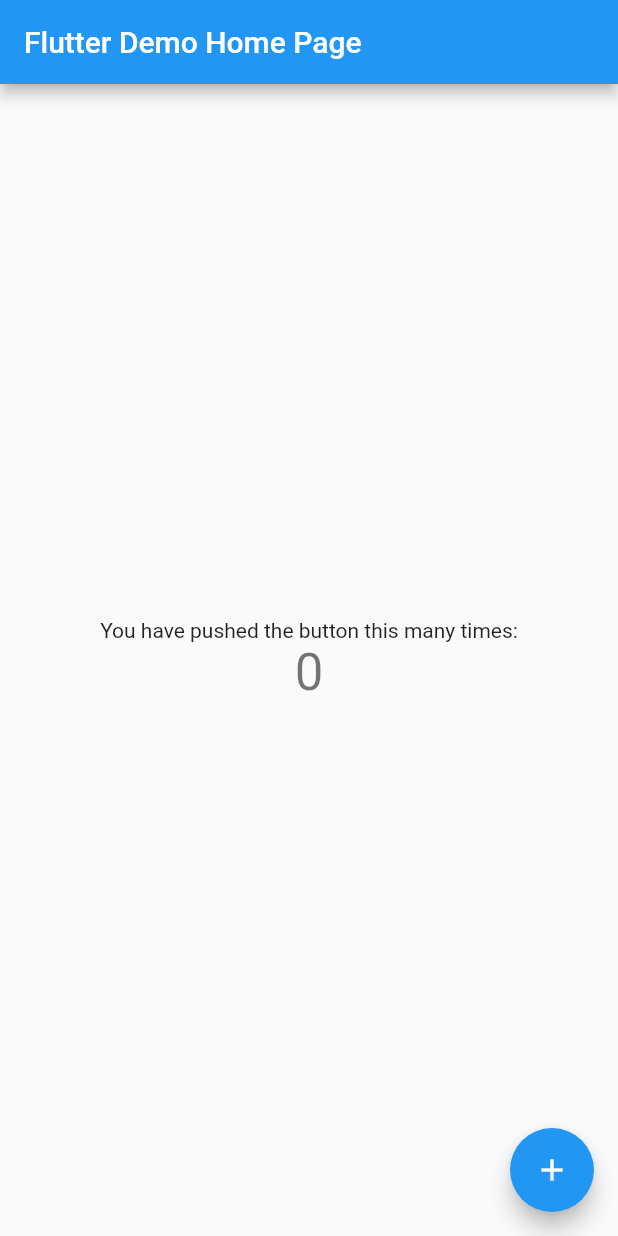
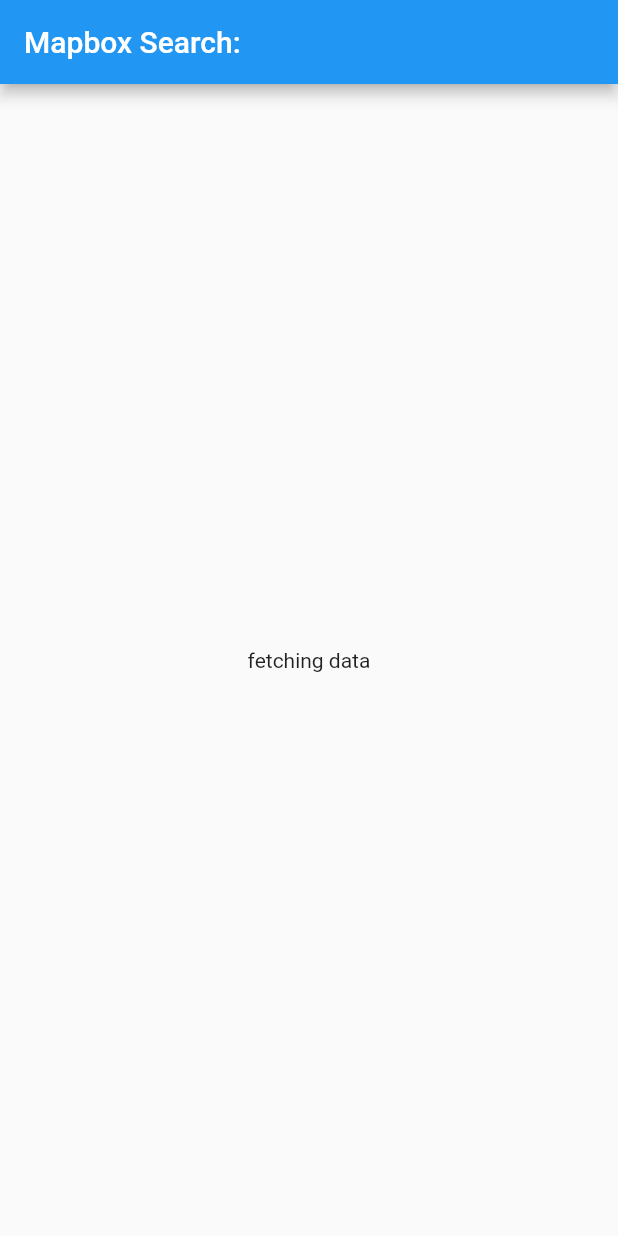
Before and after one commit to droidbash/proyecto_final_android20221, a Flutter app: the screen it shows after launch, on a phone screen of 412 x 824 dp. Run offline on Flutter 3.47's test engine with Material 2 defaults, Android fonts, the light colour scheme and no system bars; network calls fail.

Commit message:
Se implemento el servicio de conexión con el endpoint geocoding de la API de Mapbox para desplegar una lista de coincidencias respecto de palabras clave establecidas manualmente

```diff
--- a/lib/main.dart
+++ b/lib/main.dart
@@ -1,115 +1,92 @@
 import 'package:flutter/material.dart';
+import 'package:provider/provider.dart';
+import 'package:proyecto_final_android20221/services/api_rest.dart';
 
 void main() {
-  runApp(const MyApp());
+  runApp(const Services());
 }
 
-class MyApp extends StatelessWidget {
-  const MyApp({Key? key}) : super(key: key);
-
-  // This widget is the root of your application.
+class Services extends StatelessWidget {
+  const Services({
+    Key? key,
+  }) : super(key: key);
   @override
   Widget build(BuildContext context) {
-    return MaterialApp(
-      title: 'Flutter Demo',
-      theme: ThemeData(
-        // This is the theme of your application.
-        //
-        // Try running your application with "flutter run". You'll see the
-        // application has a blue toolbar. Then, without quitting the app, try
-        // changing the primarySwatch below to Colors.green and then invoke
-        // "hot reload" (press "r" in the console where you ran "flutter run",
-        // or simply save your changes to "hot reload" in a Flutter IDE).
-        // Notice that the counter didn't reset back to zero; the application
-        // is not restarted.
-        primarySwatch: Colors.blue,
-      ),
-      home: const MyHomePage(title: 'Flutter Demo Home Page'),
+    return MultiProvider(
+      providers: [
+        ChangeNotifierProvider(
+          create: (_) => ApiRest(),
+        ),
+      ],
+      child: myApp(),
     );
   }
 }
 
-class MyHomePage extends StatefulWidget {
-  const MyHomePage({Key? key, required this.title}) : super(key: key);
+Widget myApp() => MaterialApp(
+      title: 'API-REST',
+      theme: ThemeData(primarySwatch: Colors.blue),
+      home: const Home(),
+    );
 
-  // This widget is the home page of your application. It is stateful, meaning
-  // that it has a State object (defined below) that contains fields that affect
-  // how it looks.
-
-  // This class is the configuration for the state. It holds the values (in this
-  // case the title) provided by the parent (in this case the App widget) and
-  // used by the build method of the State. Fields in a Widget subclass are
-  // always marked "final".
-
-  final String title;
-
-  @override
-  State<MyHomePage> createState() => _MyHomePageState();
-}
-
-class _MyHomePageState extends State<MyHomePage> {
-  int _counter = 0;
-
-  void _incrementCounter() {
-    setState(() {
-      // This call to setState tells the Flutter framework that something has
-      // changed in this State, which causes it to rerun the build method below
-      // so that the display can reflect the updated values. If we changed
-      // _counter without calling setState(), then the build method would not be
-      // called again, and so nothing would appear to happen.
-      _counter++;
-    });
-  }
+class Home extends StatelessWidget {
+  const Home({Key? key}) : super(key: key);
 
   @override
   Widget build(BuildContext context) {
-    // This method is rerun every time setState is called, for instance as done
-    // by the _incrementCounter method above.
-    //
-    // The Flutter framework has been optimized to make rerunning build methods
-    // fast, so that you can just rebuild anything that needs updating rather
-    // than having to individually change instances of widgets.
+    final ApiRest apiRest = Provider.of<ApiRest>(context);
     return Scaffold(
       appBar: AppBar(
-        // Here we take the value from the MyHomePage object that was created by
-        // the App.build method, and use it to set our appbar title.
-        title: Text(widget.title),
+        title: const Text('Mapbox Search:'),
       ),
-      body: Center(
-        // Center is a layout widget. It takes a single child and positions it
-        // in the middle of the parent.
-        child: Column(
-          // Column is also a layout widget. It takes a list of children and
-          // arranges them vertically. By default, it sizes itself to fit its
-          // children horizontally, and tries to be as tall as its parent.
-          //
-          // Invoke "debug painting" (press "p" in the console, choose the
-          // "Toggle Debug Paint" action from the Flutter Inspector in Android
-          // Studio, or the "Toggle Debug Paint" command in Visual Studio Code)
-          // to see the wireframe for each widget.
-          //
-          // Column has various properties to control how it sizes itself and
-          // how it positions its children. Here we use mainAxisAlignment to
-          // center the children vertically; the main axis here is the vertical
-          // axis because Columns are vertical (the cross axis would be
-          // horizontal).
-          mainAxisAlignment: MainAxisAlignment.center,
-          children: <Widget>[
-            const Text(
-              'You have pushed the button this many times:',
+      body: apiRest.isLoading
+          ? Center(
+              child: Text(apiRest.msg ?? "Loading..."),
+            )
+          : Column(
+              children: [
+                Container(
+                  padding: const EdgeInsets.fromLTRB(15, 10, 15, 10),
+                  child: Row(
+                    mainAxisAlignment: MainAxisAlignment.center,
+                    children: [
+                      Expanded(
+                        child: TextFormField(
+                          decoration: const InputDecoration(
+                            hintText: 'My City',
+                          ),
+                          validator: (String? value) {
+                            if (value == null || value.isEmpty) {
+                              return 'Please enter some text';
+                            }
+                            return null;
+                          },
+                          initialValue: apiRest.keyWords
+                              .substring(0, apiRest.keyWords.indexOf('.')),
+                        ),
+                      ),
+                      IconButton(
+                          onPressed: () {},
+                          icon: const Icon(Icons.search_outlined))
+                    ],
+                  ),
+                ),
+                Expanded(
+                  child: ListView.builder(
+                    itemCount: apiRest.data.length,
+                    itemBuilder: (BuildContext context, int index) {
+                      return ListTile(
+                        leading: const Icon(
+                          Icons.place_outlined,
+                        ),
+                        title: Text(apiRest.data[index].placeName ?? ""),
+                        subtitle: Text(apiRest.data[index].id ?? ""),
+                      );
+                    },
+                  ),
+                ),
+              ],
             ),
-            Text(
-              '$_counter',
-              style: Theme.of(context).textTheme.headline4,
-            ),
-          ],
-        ),
-      ),
-      floatingActionButton: FloatingActionButton(
-        onPressed: _incrementCounter,
-        tooltip: 'Increment',
-        child: const Icon(Icons.add),
-      ), // This trailing comma makes auto-formatting nicer for build methods.
     );
   }
 }
--- /dev/null
+++ b/lib/model/data.dart
@@ -0,0 +1,148 @@
+// To parse this JSON data, do
+//
+//     final data = dataFromMap(jsonString);
+
+import 'dart:convert';
+
+class Data {
+  Data({
+    this.id,
+    this.type,
+    this.placeType,
+    this.relevance,
+    this.properties,
+    this.text,
+    this.placeName,
+    this.bbox,
+    this.center,
+    this.geometry,
+    this.context,
+  });
+
+  String? id;
+  String? type;
+  List<String>? placeType;
+  dynamic relevance;
+  Properties? properties;
+  String? text;
+  String? placeName;
+  List<double>? bbox;
+  List<double>? center;
+  Geometry? geometry;
+  List<Context>? context;
+
+  factory Data.fromJson(String str) => Data.fromMap(json.decode(str));
+
+  String toJson() => json.encode(toMap());
+
+  factory Data.fromMap(Map<String, dynamic> json) => Data(
+        id: json["id"],
+        type: json["type"],
+        placeType: List<String>.from(json["place_type"].map((x) => x)),
+        relevance: json["relevance"],
+        properties: Properties.fromMap(json["properties"]),
+        text: json["text"],
+        placeName: json["place_name"],
+        bbox: json["bbox"] == null
+            ? null
+            : List<double>.from(json["bbox"].map((x) => x.toDouble())),
+        center: json["center"] == null
+            ? null
+            : List<double>.from(json["center"].map((x) => x.toDouble())),
+        geometry: Geometry.fromMap(json["geometry"]),
+        context:
+            List<Context>.from(json["context"].map((x) => Context.fromMap(x))),
+      );
+
+  Map<String, dynamic> toMap() => {
+        "id": id,
+        "type": type,
+        "place_type": List<dynamic>.from(placeType!.map((x) => x)),
+        "relevance": relevance,
+        "properties": properties!.toMap(),
+        "text": text,
+        "place_name": placeName,
+        "bbox": List<dynamic>.from(bbox!.map((x) => x)),
+        "center": List<dynamic>.from(center!.map((x) => x)),
+        "geometry": geometry!.toMap(),
+        "context": List<dynamic>.from(context!.map((x) => x.toMap())),
+      };
+}
+
+class Context {
+  Context({
+    this.id,
+    this.shortCode,
+    this.wikidata,
+    this.text,
+  });
+
+  String? id;
+  String? shortCode;
+  String? wikidata;
+  String? text;
+
+  factory Context.fromJson(String str) => Context.fromMap(json.decode(str));
+
+  String toJson() => json.encode(toMap());
+
+  factory Context.fromMap(Map<String, dynamic> json) => Context(
+        id: json["id"],
+        shortCode: json["short_code"],
+        wikidata: json["wikidata"],
+        text: json["text"],
+      );
+
+  Map<String, dynamic> toMap() => {
+        "id": id,
+        "short_code": shortCode,
+        "wikidata": wikidata,
+        "text": text,
+      };
+}
+
+class Geometry {
+  Geometry({
+    this.type,
+    this.coordinates,
+  });
+
+  String? type;
+  List<double>? coordinates;
+
+  factory Geometry.fromJson(String str) => Geometry.fromMap(json.decode(str));
+
+  String toJson() => json.encode(toMap());
+
+  factory Geometry.fromMap(Map<String, dynamic> json) => Geometry(
+        type: json["type"],
+        coordinates:
+            List<double>.from(json["coordinates"].map((x) => x.toDouble())),
+      );
+
+  Map<String, dynamic> toMap() => {
+        "type": type,
+        "coordinates": List<dynamic>.from(coordinates!.map((x) => x)),
+      };
+}
+
+class Properties {
+  Properties({
+    this.wikidata,
+  });
+
+  String? wikidata;
+
+  factory Properties.fromJson(String str) =>
+      Properties.fromMap(json.decode(str));
+
+  String toJson() => json.encode(toMap());
+
+  factory Properties.fromMap(Map<String, dynamic> json) => Properties(
+        wikidata: json["wikidata"],
+      );
+
+  Map<String, dynamic> toMap() => {
+        "wikidata": wikidata,
+      };
+}
--- /dev/null
+++ b/lib/services/api_rest.dart
@@ -0,0 +1,48 @@
+import 'dart:convert';
+import 'package:flutter/material.dart';
+import 'package:http/http.dart' as http;
+import 'package:proyecto_final_android20221/model/data.dart';
+
+String authority = 'api.mapbox.com';
+String unencodedPath = '/geocoding/v5/mapbox.places/';
+String proximity = 'ip';
+String types =
+    'place,postcode,address,country,region,locality,district,neighborhood,poi';
+String token =
+    'sk.eyJ1IjoiZG1lbnJvZCIsImEiOiJjbDNmNmpkZzYwY3V0M2dwcXR3dW1vdjd6In0.ld7ZfkyjMYL-m7uGAT8d7A';
+
+class ApiRest extends ChangeNotifier {
+  String keyWords = 'Riviera Ensenada.json';
+  List<Data> data = [];
+  String? msg;
+  bool isLoading = true;
+  ApiRest() {
+    msg = 'creating connection';
+    notifyListeners();
+    fetchData();
+  }
+  fetchData() async {
+    isLoading = true;
+    msg = 'fetching data';
+    notifyListeners();
+    await Future.delayed(Duration(seconds: 1));
+    final url = Uri.https(authority, unencodedPath + keyWords, {
+      'proximity': proximity,
+      'types': types,
+      'access_token': token,
+    });
+    final resp = await http.get(url);
+    msg = 'parsing data';
+    notifyListeners();
+    await Future.delayed(Duration(seconds: 1));
+    var list = json.decode(resp.body)["features"] as List<dynamic>;
+    for (var element in list) {
+      data.add(Data.fromJson(json.encode(element)));
+    }
+    msg = 'success';
+    notifyListeners();
+    await Future.delayed(Duration(seconds: 1));
+    isLoading = false;
+    notifyListeners();
+  }
+}
```
Also changed, not shown: pubspec.yaml (+4 -17 lines), pubspec.lock.
